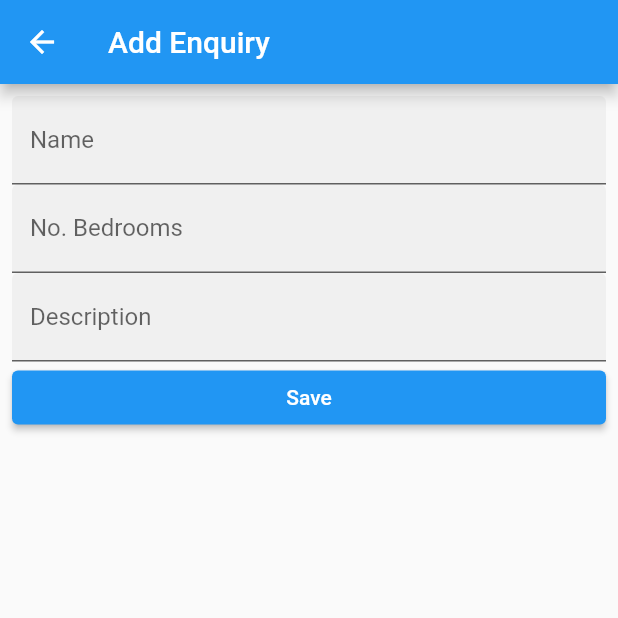
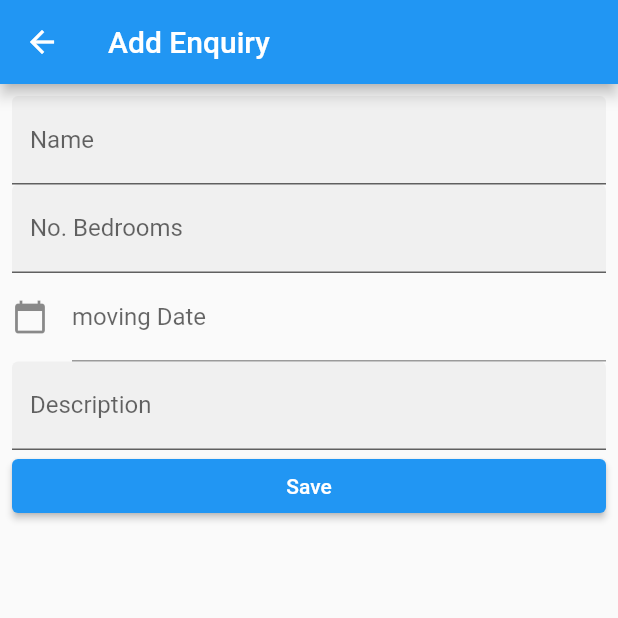
Before and after one commit to Intelbis/removalist-platform1.1, a Flutter app: the AddEnquiryForm screen opened directly, on a phone screen of 412 x 824 dp, the top half of it. Run offline on Flutter 3.47's test engine with Material 2 defaults, Android fonts, the phone set to English and light mode, and no system bars; missing offline and left inert: amplify_api, amplify_auth_cognito, amplify_core, amplify_datastore, amplify_flutter.

Commit message:
date picker

```diff
--- a/lib/main.dart
+++ b/lib/main.dart
@@ -3,6 +3,7 @@ import 'dart:async';
 
 // flutter and ui libraries
 import 'package:amplify_api/amplify_api.dart';
+import 'package:flutter/cupertino.dart';
 import 'package:flutter/material.dart';
 
 // amplify packages we will need to use
@@ -10,6 +11,7 @@ import 'package:amplify_flutter/amplify_flutter.dart';
 import 'package:amplify_datastore/amplify_datastore.dart';
 // import 'package:amplify_api/amplify_api.dart';
 import 'package:amplify_auth_cognito/amplify_auth_cognito.dart';
+import 'package:intl/intl.dart';
 
 // amplify configuration and models that should have been generated for you
 import 'amplifyconfiguration.dart';
@@ -222,12 +224,13 @@ class EnquiryItem extends StatelessWidget {
                   ),
                   Text(
                     enquiry.noBedrooms.toString(),
+                    style: const TextStyle(
+                        fontSize: 20, fontWeight: FontWeight.bold),
+                  ),
 
 
-                    style: const TextStyle(
 
-                        fontSize: 20, fontWeight: FontWeight.bold),
-                  ),
+
 
                   Text(enquiry.description ?? 'no bedrooms'),
                 ],
@@ -256,16 +259,13 @@ class _AddEnquiryFormState extends State<AddEnquiryForm> {
   final _nameController = TextEditingController();
   final _noBedroomsController = TextEditingController();
   final _descriptionController = TextEditingController();
+  final _movingDateController = TextEditingController();
 
   Future<void> _saveEnquiry() async {
 
     final name = _nameController.text;
     final noBedrooms = _noBedroomsController.text;
-
-
-
-
-
+    final movingDate = _movingDateController.text;
     final description = _descriptionController.text;
 
 
@@ -276,8 +276,14 @@ class _AddEnquiryFormState extends State<AddEnquiryForm> {
       name: name,
       noBedrooms: int.tryParse(noBedrooms) ?? 0,
       // noBedrooms: noBedrooms,
+      // movingDate: movingDate,
       description: description.isNotEmpty ? description : null,
       isComplete: false,
+      // movingDate: showDatePicker(context: context, initialDate: DateTime.now(), firstDate: (2000), lastDate: (2101)),
+
+
+
+
     );
 
     try {
@@ -318,7 +324,50 @@ class _AddEnquiryFormState extends State<AddEnquiryForm> {
                 decoration:
                 const InputDecoration(filled: true, labelText: 'No. Bedrooms'),
               ),
+
               TextFormField(
+                controller: _movingDateController, //editing controller of this TextField
+                decoration: InputDecoration(
+                    icon: Icon(Icons.calendar_today), //icon of text field
+                    labelText: "moving Date" //label text of field
+                ),
+
+
+                readOnly: true,  //set it true, so that user will not able to edit text
+                onTap: () async {
+                  DateTime? _movingDate = await showDatePicker(
+                      context: context,
+                      initialDate: DateTime.now(),
+                      firstDate: DateTime(2000),
+                      //DateTime.now() - not to allow to choose before today.
+                      lastDate: DateTime(2101)
+                  );
+
+                  if(_movingDate != null ){
+                    print(_movingDate);  //pickedDate output format => 2021-03-10 00:00:00.000
+                    String formattedDate = DateFormat('yyyy-MM-dd').format(_movingDate);
+                    print(formattedDate); //formatted date output using intl package =>  2021-03-16
+                    //you can implement different kind of Date Format here according to your requirement
+
+                    setState(() {
+                      _movingDateController.text = formattedDate; //set output date to TextField value.
+                    });
+                  }else{
+                    print("Date is not selected");
+                  }
+                }),
+
+
+
+
+
+
+
+
+
+
+
+    TextFormField(
                 controller: _descriptionController,
                 decoration: const InputDecoration(
                     filled: true, labelText: 'Description'),
--- a/pubspec.yaml
+++ b/pubspec.yaml
@@ -41,6 +41,7 @@ dependencies:
   # The following adds the Cupertino Icons font to your application.
   # Use with the CupertinoIcons class for iOS style icons.
   cupertino_icons: ^1.0.2
+  intl: ^0.17.0
 
 dev_dependencies:
   flutter_test:
```
Also changed, not shown: pubspec.lock.
